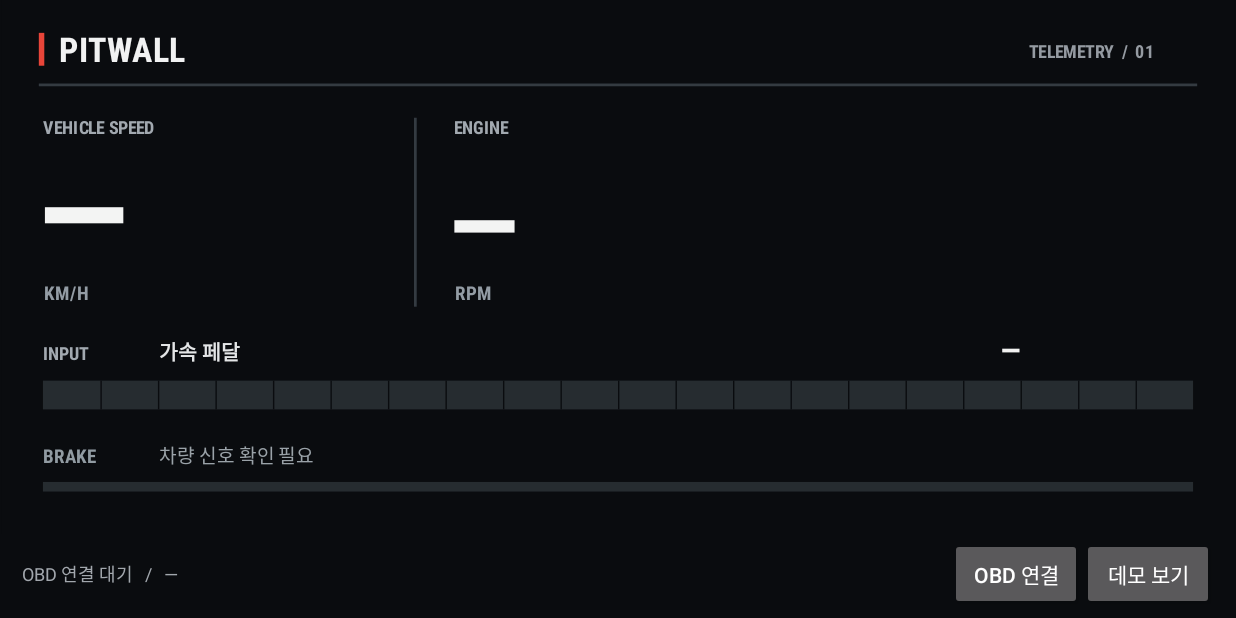
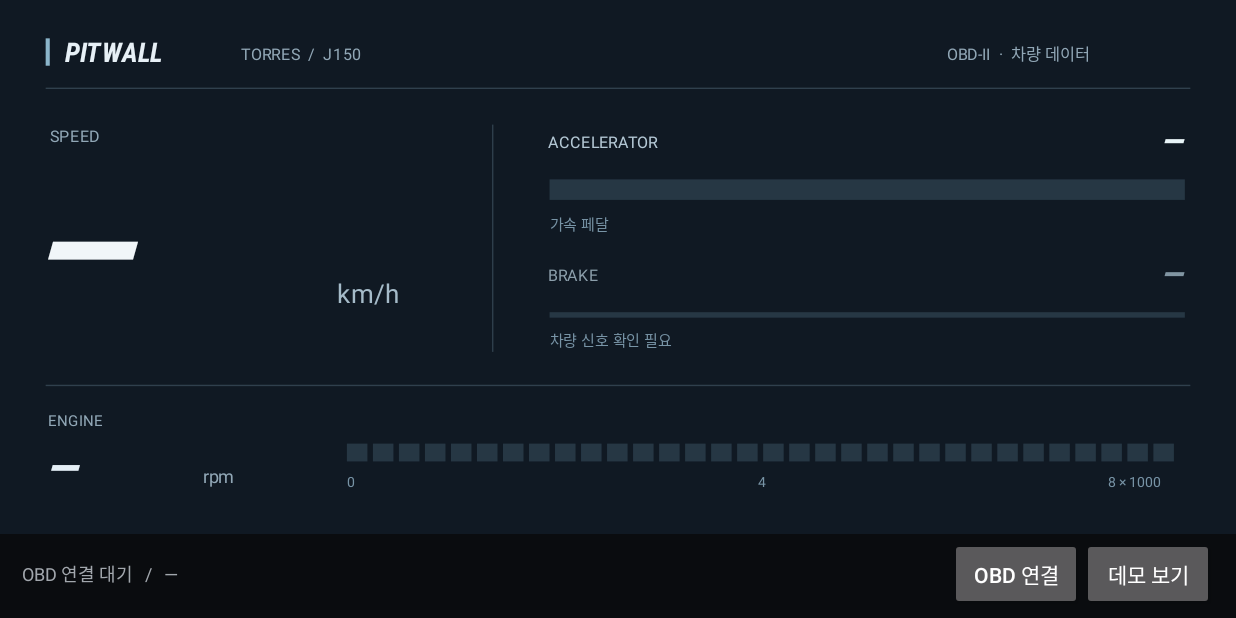
Before and after one commit to foseja8553/andauto, an Android app: the screen it shows after launch (MainActivity), on a phone screen of 824 x 412 dp (held sideways). Run offline under Robolectric (Android 15) with nearby library versions, the phone set to English and light mode, and no system bars; 1 statement that could not run was skipped.

Commit message:
Restyle telemetry dashboard with flat broadcast-inspired layout

```diff
--- a/app/build.gradle
+++ b/app/build.gradle
@@ -7,8 +7,8 @@ android {
         applicationId 'com.torquescope'
         minSdk 23
         targetSdk 35
-        versionCode 3
-        versionName '0.3'
+        versionCode 4
+        versionName '0.4'
         ndk { abiFilters 'arm64-v8a' }
     }
     sourceSets.main.jniLibs.srcDir layout.buildDirectory.dir('generated/rustJni')
--- a/app/src/main/java/com/torquescope/MainActivity.java
+++ b/app/src/main/java/com/torquescope/MainActivity.java
@@ -154,10 +154,44 @@ public class MainActivity extends Activity {
 
   @Override protected void onStop() {stop(); super.onStop();}
   @Override protected void onDestroy() {stop(); ui.removeCallbacksAndMessages(null); deadlines.shutdownNow(); super.onDestroy();}
-  class Dashboard extends View {final Typeface boldFont=Typeface.create("sans-serif-condensed",Typeface.BOLD), normalFont=Typeface.create("sans-serif",Typeface.NORMAL); Paint p=new Paint(3); Canvas c; float w,h; Dashboard(){super(MainActivity.this);} void text(String s,float x,float y,float size,int color,boolean bold){p.setColor(color);p.setTextSize(size);p.setTypeface(bold?boldFont:normalFont);c.drawText(s,x,y,p);} void rect(float x,float y,float a,float b,int color){p.setColor(color);c.drawRect(x,y,a,b,p);} String num(int n){return n<0?"—":String.valueOf(n);}
-    protected void onDraw(Canvas canvas){c=canvas;w=getWidth();h=getHeight();float u=Math.min(w/900f,h/390f); c.save();c.translate((w-900*u)/2,(h-390*u)/2);c.scale(u,u);rect(0,0,900,390,0xff0a0c0f);rect(27,24,31,48,0xffe84539);text("PITWALL",42,45,25,0xfff1f2f2,true);text("TELEMETRY  /  01",750,42,13,0xff959ba2,true);rect(27,61,873,63,0xff343b41);
-      text("VEHICLE SPEED",30,98,13,0xffa2a9b0,true);text(num(speed),26,192,100,0xfff3f4f3,true);text("KM/H",31,219,14,0xff939ca4,true);rect(301,86,303,224,0xff343b41);text("ENGINE",330,98,13,0xffa2a9b0,true);text(num(rpm),326,192,77,0xfff3f4f3,true);text("RPM",331,219,14,0xff939ca4,true);
-      text("INPUT",30,263,13,0xffa2a9b0,true);text(pedalLabel,115,263,15,0xffe4e6e7,true);text(pedal<0?"—":pedal+"%",730,264,22,0xfff2f2f1,true);rect(30,278,870,299,0xff262c30); if(pedal>=0)rect(30,278,30+840*Math.max(0,Math.min(100,pedal))/100f,299,0xff47c6a2);for(int i=1;i<20;i++)rect(30+i*42,278,31+i*42,299,0xff0a0c0f);
-      text("BRAKE",30,338,14,0xff919ba2,true);text("차량 신호 확인 필요",115,338,14,0xff9aa2a8,false);rect(30,352,870,359,0xff262c30);c.restore(); }
+  class Dashboard extends View {
+    final Paint p=new Paint(Paint.ANTI_ALIAS_FLAG);
+    final Typeface regular=Typeface.create("sans-serif",Typeface.NORMAL);
+    final Typeface digits=Typeface.create("sans-serif-condensed",Typeface.BOLD_ITALIC);
+    Canvas c;
+    Dashboard() { super(MainActivity.this); }
+    void text(String s,float x,float y,float size,int color,boolean bold) {
+      p.setColor(color); p.setTypeface(bold?digits:regular); p.setTextSize(size); c.drawText(s,x,y,p);
+    }
+    void rect(float x,float y,float width,float height,int color) {
+      p.setColor(color); c.drawRect(x,y,x+width,y+height,p);
+    }
+    String num(int v) {return v<0?"—":String.valueOf(v);}
+    @Override protected void onDraw(Canvas canvas) {
+      c=canvas; float scale=Math.min(getWidth()/900f,getHeight()/390f);
+      c.save(); c.translate((getWidth()-900*scale)/2,(getHeight()-390*scale)/2); c.scale(scale,scale);
+      c.drawColor(0xff101923);
+      rect(32,28,3,20,0xff8bb5ca); text("PITWALL",46,45,20,0xffe7f0f6,true);
+      text("TORRES  /  J150",175,44,12,0xff91a7b6,false);
+      text(demo?"DEMO  ·  시뮬레이션":"OBD-II  ·  차량 데이터",690,44,12,0xff91a7b6,false);
+      rect(32,64,836,1,0xff30404d);
+      text("SPEED",35,104,12,0xff91a7b6,false);
+      text(num(speed),27,222,112,0xfff1f6f9,true); text("km/h",245,221,19,0xffa5bbc9,false);
+      rect(358,91,1,166,0xff30404d);
+      text(pedalLabel.equals("스로틀 위치")?"THROTTLE":"ACCELERATOR",399,108,12,0xffb4c8d5,false);
+      p.setTextAlign(Paint.Align.RIGHT); text(pedal<0?"—":pedal+"%",864,112,25,0xffe8f4f7,true); p.setTextAlign(Paint.Align.LEFT);
+      rect(400,131,464,15,0xff263744);
+      if(pedal>=0) rect(400,131,464*Math.min(100,Math.max(0,pedal))/100f,15,0xff81c6d8);
+      text(pedalLabel,400,168,11,0xff7894a6,false);
+      text("BRAKE",399,205,12,0xff8c9fab,false);
+      p.setTextAlign(Paint.Align.RIGHT); text("—",864,209,25,0xff8195a2,true); p.setTextAlign(Paint.Align.LEFT);
+      rect(400,228,464,4,0xff263744); text("차량 신호 확인 필요",400,253,11,0xff7894a6,false);
+      rect(32,281,836,1,0xff30404d);
+      text("ENGINE",34,311,11,0xff91a7b6,false);
+      text(num(rpm),34,354,36,0xffe5eff6,true); text("rpm",147,353,13,0xff91a7b6,false);
+      for(int i=0;i<32;i++) rect(252+i*19,324,15,13,rpm>=0 && i<Math.min(32,rpm/250f)?0xff87b5ce:0xff263744);
+      text("0",252,356,10,0xff7894a6,false); text("4",552,356,10,0xff7894a6,false); text("8 × 1000",808,356,10,0xff7894a6,false);
+      c.restore();
+    }
   }
 }
```
Also changed, not shown: 5 other files.
